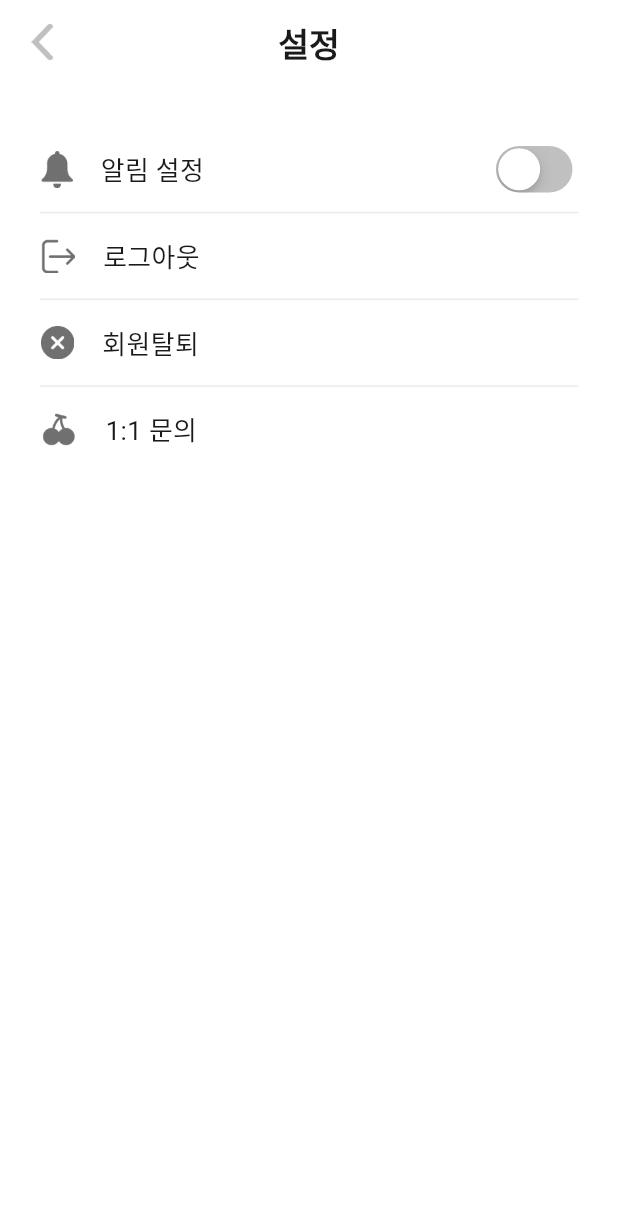
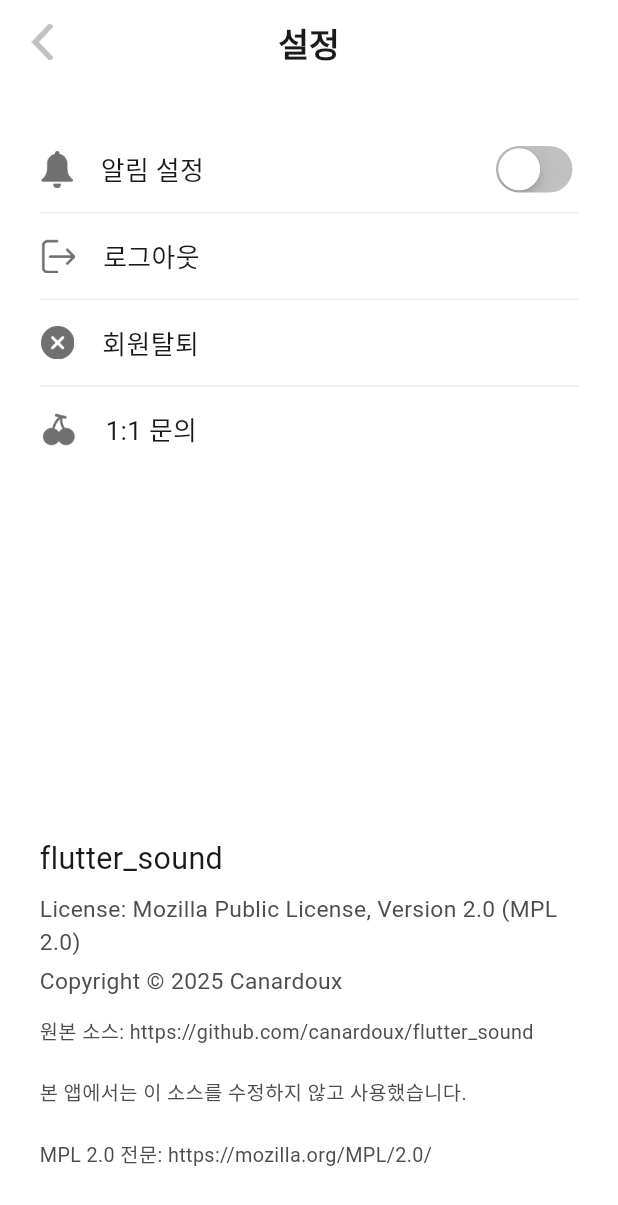
Before and after one commit to SoLit-2025/sync2sing-fe, a Flutter app: the SettingsPage screen opened by its route, on a phone screen of 412 x 824 dp. Shown: the top 1205 px of the screen. Run offline on Flutter 3.47's test engine with Material 3 defaults, Android fonts, the phone set to English and light mode, and no system bars; our stand-ins replace dots_indicator, flutter_riverpod, flutter_screenutil, go_router, just_audio, permission_handler and 1 more; missing offline and left inert: flutter_sound, pitch_detector_dart; Roboto replaces fonts that are missing (PretendardVariable).

Commit message:
✨ Feat: 라이센스 추가 #41

```diff
--- a/lib/features/my/views/settings_page.dart
+++ b/lib/features/my/views/settings_page.dart
@@ -53,7 +53,7 @@ class _SettingsPageState extends State<SettingsPage> {
                   textAlign: TextAlign.center,
                 ),
                 SizedBox(height: 27.h),
-                // 버튼 영역 위 가로 구분선
+                // 버튼 영역 위 가로 구분선 (회색)
                 Divider(height: 1, thickness: 1, color: AppColors.grayscale5),
                 SizedBox(
                   height: 48.h,
@@ -147,7 +147,9 @@ class _SettingsPageState extends State<SettingsPage> {
           ),
         ),
       ),
-      body: Column(
+      body: SingleChildScrollView(
+        padding: EdgeInsets.only(bottom: 24.h),
+        child: Column(
           crossAxisAlignment: CrossAxisAlignment.stretch,
           children: [
             SizedBox(height: 28.h),
@@ -198,7 +200,41 @@ class _SettingsPageState extends State<SettingsPage> {
                 // todo: 1:1 문의 연결
               },
             ),
+
+            // 라이선스 영역
+            SizedBox(height: 240.h),
+            Padding(
+              padding: EdgeInsets.symmetric(horizontal: 24.w),
+              child: Column(
+                crossAxisAlignment: CrossAxisAlignment.start,
+                children: [
+                  Text(
+                    'flutter_sound',
+                    style: AppTextStyles.heading4Bold.copyWith(color: AppColors.grayscale1),
+                  ),
+                  SizedBox(height: 8.h),
+                  Text(
+                    'License: Mozilla Public License, Version 2.0 (MPL 2.0)',
+                    style: AppTextStyles.body3.copyWith(color: AppColors.grayscale2),
+                  ),
+                  SizedBox(height: 4.h),
+                  Text(
+                    'Copyright © 2025 Canardoux',
+                    style: AppTextStyles.body3.copyWith(color: AppColors.grayscale2),
+                  ),
+                  SizedBox(height: 12.h),
+                  Text(
+                    '원본 소스: https://github.com/canardoux/flutter_sound\n\n'
+                    '본 앱에서는 이 소스를 수정하지 않고 사용했습니다.\n\n'
+                    'MPL 2.0 전문: https://mozilla.org/MPL/2.0/',
+                    style: AppTextStyles.body4.copyWith(color: AppColors.grayscale2, height: 1.5),
+                  ),
+                  SizedBox(height: 24.h),
                 ],
+              ),
+            ),
+          ],
+        ),
       ),
     );
   }
```
Lines whose indentation alone changed are shown as unchanged.
